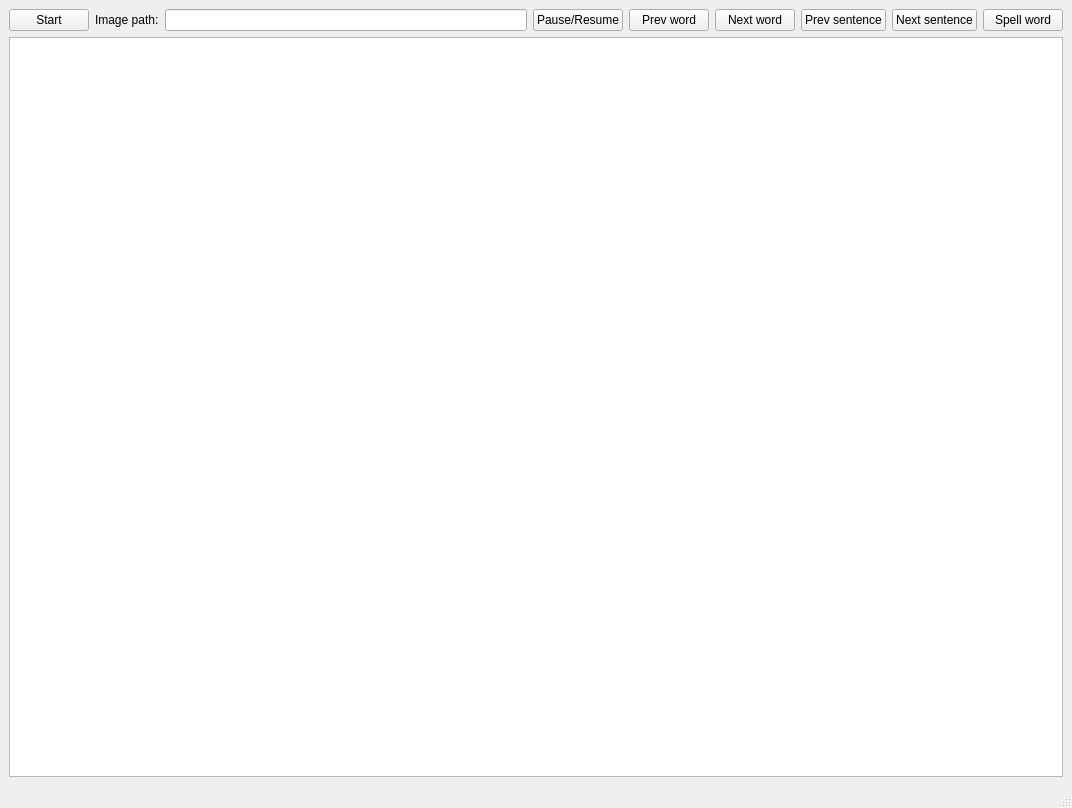
Before: the Qt Designer form wui/src/mainwindow.ui in kabamot/Zyrlo, drawn with Qt 5.
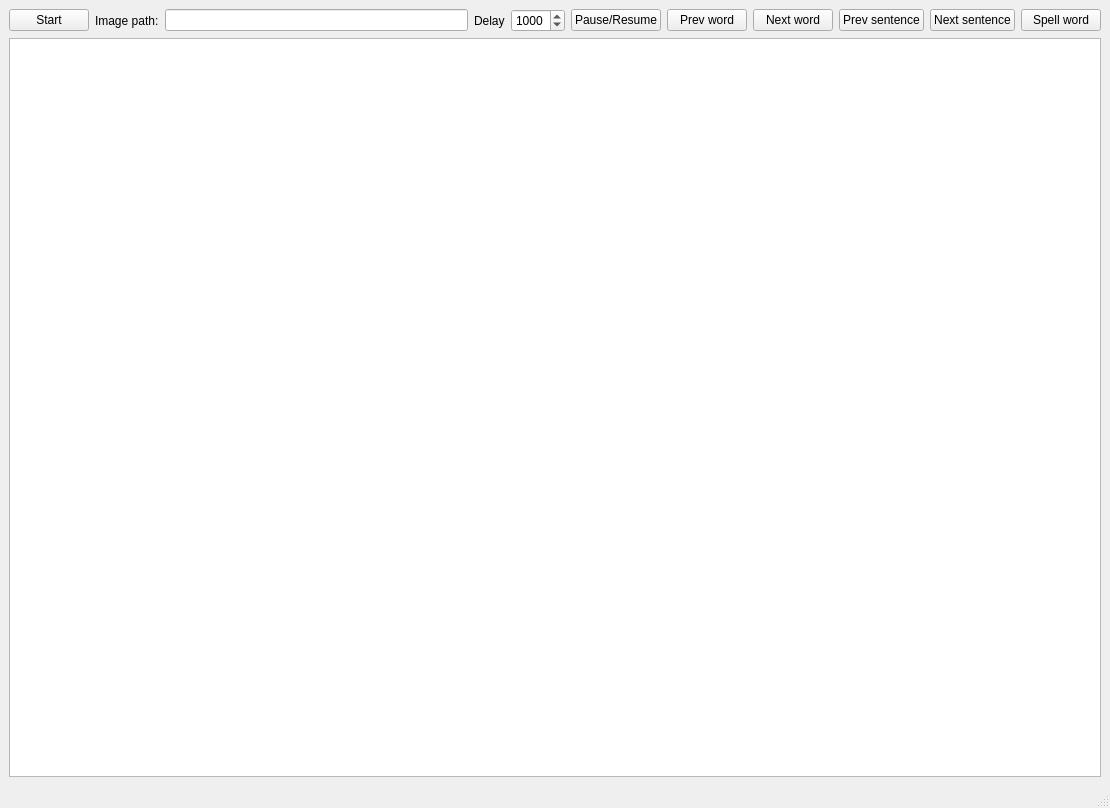
After: the same form once the commit is applied.

Commit message: Set delay using spinbox control

What changed in the file:
```diff
--- a/wui/src/mainwindow.ui
+++ b/wui/src/mainwindow.ui
@@ -6,7 +6,7 @@
    <rect>
     <x>0</x>
     <y>0</y>
-    <width>1072</width>
+    <width>1110</width>
     <height>808</height>
    </rect>
   </property>
@@ -34,6 +34,23 @@
       <item>
        <widget class="QLineEdit" name="fileNameLineEdit"/>
       </item>
+      <item>
+       <widget class="QLabel" name="label_2">
+        <property name="text">
+         <string>Delay</string>
+        </property>
+       </widget>
+      </item>
+      <item>
+       <widget class="QSpinBox" name="delaySpinBox">
+        <property name="maximum">
+         <number>1999</number>
+        </property>
+        <property name="value">
+         <number>1000</number>
+        </property>
+       </widget>
+      </item>
       <item>
        <widget class="QPushButton" name="pauseButton">
         <property name="text">
```
Left out of the diff: 2 changed lines with no effect on the pictures. The commit also changes 3 other files.
